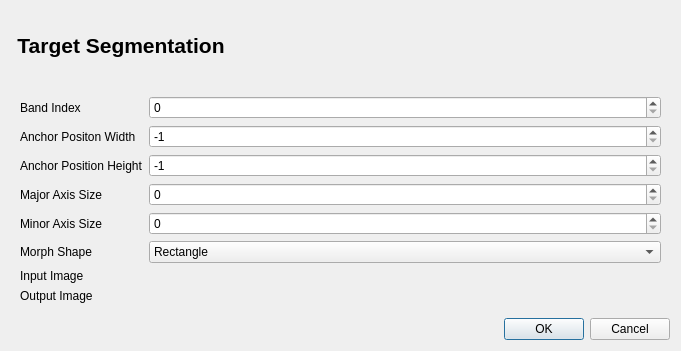
The window that target_segmentation/target_segmentation_dialog_base.ui (AUGSignals/qgis-plugins) describes before a commit, drawn with Qt 5.
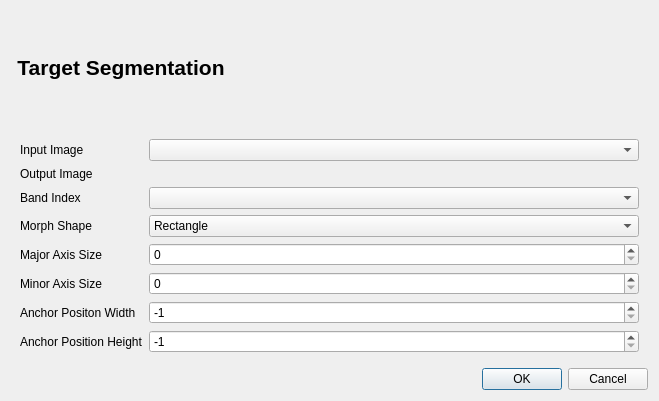
The same window after the commit. Custom widgets are drawn as their Qt base class.

The edit to the form file:
```diff
--- a/target_segmentation/target_segmentation_dialog_base.ui
+++ b/target_segmentation/target_segmentation_dialog_base.ui
@@ -6,8 +6,8 @@
    <rect>
     <x>0</x>
     <y>0</y>
-    <width>681</width>
-    <height>351</height>
+    <width>659</width>
+    <height>401</height>
    </rect>
   </property>
   <property name="windowTitle">
@@ -27,24 +27,21 @@
    <item row="3" column="0" colspan="2">
     <widget class="QWidget" name="widget" native="true">
      <layout class="QFormLayout" name="formLayout_2">
-      <item row="1" column="0">
+      <item row="4" column="0">
        <widget class="QLabel" name="bandIndexLabel">
         <property name="text">
          <string>Band Index</string>
         </property>
        </widget>
       </item>
-      <item row="1" column="1">
-       <widget class="QSpinBox" name="bandIndexSpinBox"/>
-      </item>
-      <item row="2" column="0">
+      <item row="10" column="0">
        <widget class="QLabel" name="anchorWidthLabel">
         <property name="text">
          <string>Anchor Positon Width</string>
         </property>
        </widget>
       </item>
-      <item row="2" column="1">
+      <item row="10" column="1">
        <widget class="QSpinBox" name="anchorWidthSpinBox">
         <property name="minimum">
          <number>-1</number>
@@ -54,34 +51,14 @@
         </property>
        </widget>
       </item>
-      <item row="4" column="0">
-       <widget class="QLabel" name="majorAxisLabel">
-        <property name="text">
-         <string>Major Axis Size</string>
-        </property>
-       </widget>
-      </item>
-      <item row="4" column="1">
-       <widget class="QSpinBox" name="majorAxisSpinBox"/>
-      </item>
-      <item row="5" column="0">
-       <widget class="QLabel" name="minorAxisLabel">
-        <property name="text">
-         <string>Minor Axis Size</string>
-        </property>
-       </widget>
-      </item>
-      <item row="5" column="1">
-       <widget class="QSpinBox" name="minorAxisSpinBox"/>
-      </item>
-      <item row="3" column="0">
+      <item row="11" column="0">
        <widget class="QLabel" name="anchorHeightLabel">
         <property name="text">
          <string>Anchor Position Height</string>
         </property>
        </widget>
       </item>
-      <item row="3" column="1">
+      <item row="11" column="1">
        <widget class="QSpinBox" name="anchorHeightSpinBox">
         <property name="minimum">
          <number>-1</number>
@@ -91,14 +68,45 @@
         </property>
        </widget>
       </item>
-      <item row="6" column="0">
+      <item row="1" column="0">
+       <widget class="QLabel" name="inputImageLabel">
+        <property name="text">
+         <string>Input Image</string>
+        </property>
+       </widget>
+      </item>
+      <item row="1" column="1">
+       <widget class="QgsMapLayerComboBox" name="inputQgsMapLayerComboBox">
+        <property name="statusTip">
+         <string>Select input image from loaded layers</string>
+        </property>
+       </widget>
+      </item>
+      <item row="3" column="0">
+       <widget class="QLabel" name="outputImageLabel">
+        <property name="text">
+         <string>Output Image</string>
+        </property>
+       </widget>
+      </item>
+      <item row="3" column="1">
+       <widget class="QgsFileWidget" name="outputImageQgsFileWidget">
+        <property name="statusTip">
+         <string>Select output filepath. Ensure file extension is included</string>
+        </property>
+       </widget>
+      </item>
+      <item row="4" column="1">
+       <widget class="QgsRasterBandComboBox" name="bandRasterBandComboBox"/>
+      </item>
+      <item row="5" column="0">
        <widget class="QLabel" name="morphShapeLabel">
         <property name="text">
          <string>Morph Shape</string>
         </property>
        </widget>
       </item>
-      <item row="6" column="1">
+      <item row="5" column="1">
        <widget class="QComboBox" name="morphShapeComboBox">
         <item>
          <property name="text">
@@ -117,25 +125,33 @@
         </item>
        </widget>
       </item>
-      <item row="7" column="0">
-       <widget class="QLabel" name="inputImageLabel">
-        <property name="text">
-         <string>Input Image</string>
-        </property>
-       </widget>
-      </item>
-      <item row="7" column="1">
-       <widget class="QgsFileWidget" name="inputImageQgsFileWidget"/>
-      </item>
       <item row="8" column="0">
-       <widget class="QLabel" name="outputImageLabel">
+       <widget class="QLabel" name="majorAxisLabel">
         <property name="text">
-         <string>Output Image</string>
+         <string>Major Axis Size</string>
         </property>
        </widget>
       </item>
       <item row="8" column="1">
-       <widget class="QgsFileWidget" name="outputImageQgsFileWidget"/>
+       <widget class="QSpinBox" name="majorAxisSpinBox">
+        <property name="statusTip">
+         <string>Width for rectangular/cross shape, semi major axis for ellipse (integer)</string>
+        </property>
+       </widget>
+      </item>
+      <item row="9" column="0">
+       <widget class="QLabel" name="minorAxisLabel">
+        <property name="text">
+         <string>Minor Axis Size</string>
+        </property>
+       </widget>
+      </item>
+      <item row="9" column="1">
+       <widget class="QSpinBox" name="minorAxisSpinBox">
+        <property name="statusTip">
+         <string>Height for rectangular/cross shape, semi minor axis for ellipse (integer)</string>
+        </property>
+       </widget>
       </item>
      </layout>
     </widget>
@@ -162,6 +178,16 @@
    <extends>QWidget</extends>
    <header>qgsfilewidget.h</header>
   </customwidget>
+  <customwidget>
+   <class>QgsMapLayerComboBox</class>
+   <extends>QComboBox</extends>
+   <header>qgsmaplayercombobox.h</header>
+  </customwidget>
+  <customwidget>
+   <class>QgsRasterBandComboBox</class>
+   <extends>QComboBox</extends>
+   <header>qgsrasterbandcombobox.h</header>
+  </customwidget>
  </customwidgets>
  <resources/>
  <connections>
```
Left out of the diff: 37 changed lines with no effect on the pictures.
